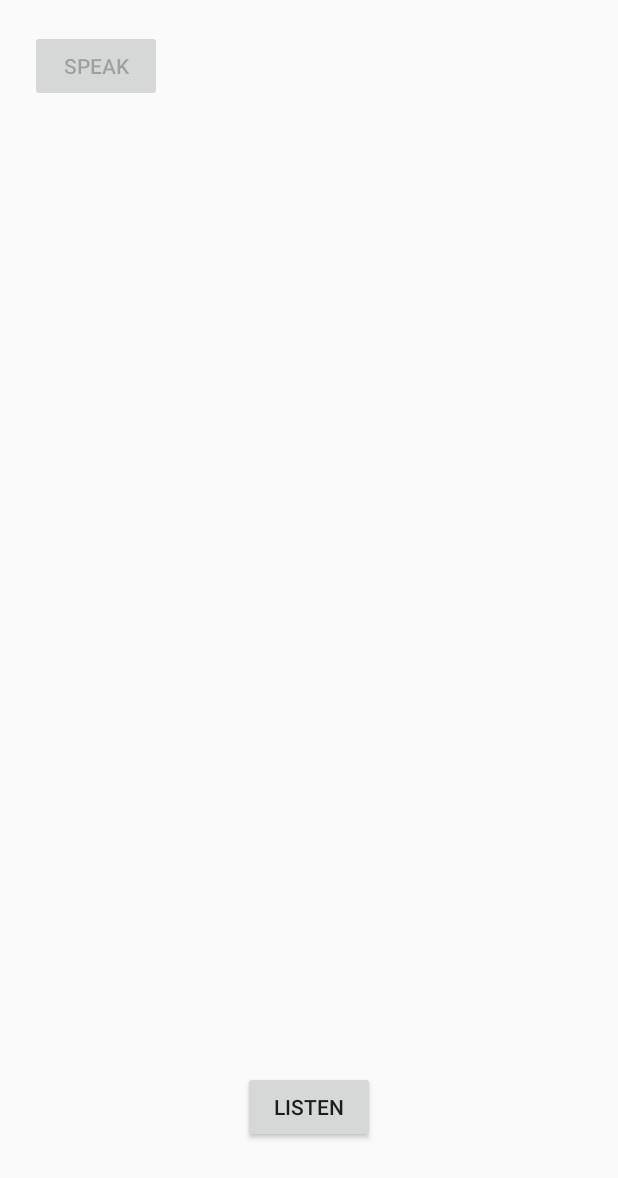
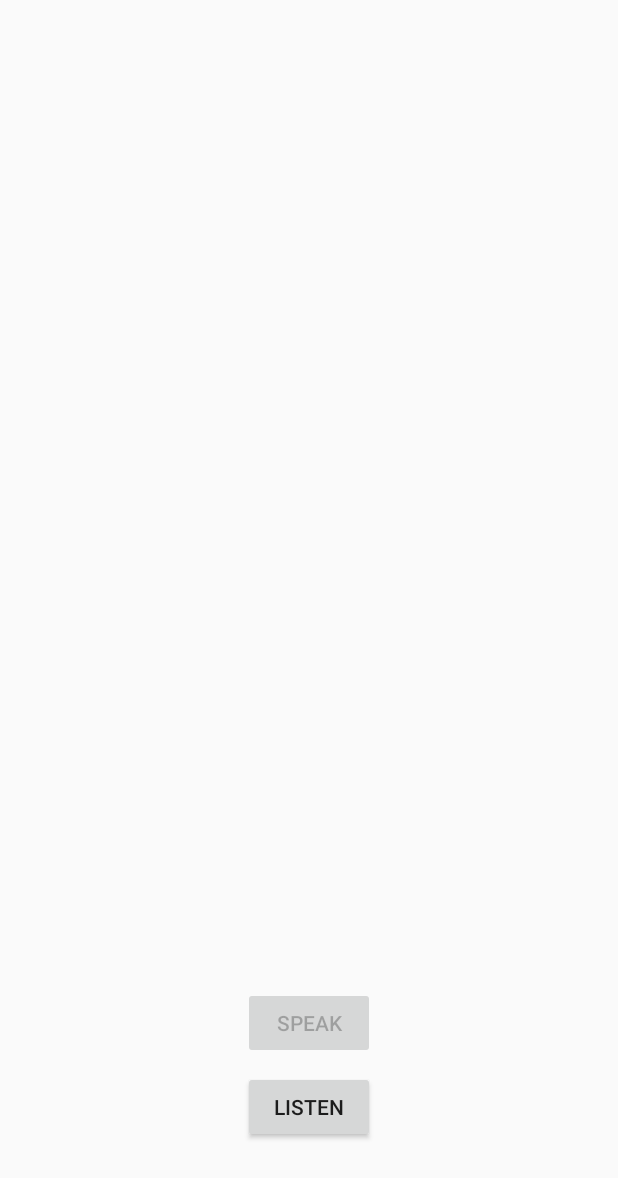
Before and after one commit to HarisSpahija/AIssistant, an Android app: the screen it shows after launch (MainActivity), after a tap on "LISTEN", on a phone screen of 412 x 824 dp. Shown: the top 1178 px of the screen. Run offline under Robolectric (Android 15) with nearby library versions, the light colour scheme and no system bars; libraries missing offline, so code that uses them is left out: ai.api, ai.api.android, ai.api.model; 4 statements that could not run were skipped.

Commit message:
Combined code from @k95dejong with existing code

```diff
--- a/app/src/main/java/nl/spahija/dialogflow/MainActivity.java
+++ b/app/src/main/java/nl/spahija/dialogflow/MainActivity.java
@@ -1,5 +1,6 @@
 package nl.spahija.dialogflow;
 
+import android.nfc.Tag;
 import android.os.Build;
 import android.support.v7.app.AppCompatActivity;
 import android.os.Bundle;
@@ -24,6 +25,9 @@ public class MainActivity extends AppCompatActivity implements AIListener {
     TextView textClient;
     private Button mButtonSpeak;
     private TextToSpeech ttsAI;
+    private static final String tagDialogFlow = "DialogFlow: ";
+    private static final String tagTextToSpeech = "TextToSpeech: ";
+
 
     @Override
     protected void onCreate(Bundle savedInstanceState) {
@@ -47,12 +51,12 @@ public class MainActivity extends AppCompatActivity implements AIListener {
 
                     if (result == TextToSpeech.LANG_MISSING_DATA
                             || result == TextToSpeech.LANG_NOT_SUPPORTED) {
-                        Log.e("TTS", "Language not supported.");
+                        Log.e(tagTextToSpeech, "Language not supported.");
                     } else {
                         mButtonSpeak.setEnabled(true);
                     }
                 } else {
-                    Log.e("TTS", "Initialization failed.");
+                    Log.e(tagTextToSpeech, "Initialization failed.");
                 }
             }
         });
@@ -72,14 +76,15 @@ public class MainActivity extends AppCompatActivity implements AIListener {
     @Override // here process response
     public void onResult(AIResponse result) {
 
-        Log.d("spahija", result.toString());
+        Log.d(tagDialogFlow, result.toString());
         Result result1 = result.getResult();
         textClient.setText(result1.getResolvedQuery());
         textAI.setText(result1.getFulfillment().getSpeech());
+        speak();
     }
 
     private void speak() {
-        String text = "Hello, I am your virtual assistant.";/*textAI.getText().toString();*/
+        String text = textAI.getText().toString();
         if (Build.VERSION.SDK_INT >= Build.VERSION_CODES.LOLLIPOP) {
             ttsAI.speak(text,TextToSpeech.QUEUE_FLUSH,null,null);
         } else {
--- a/app/src/main/res/layout/activity_main.xml
+++ b/app/src/main/res/layout/activity_main.xml
@@ -59,20 +59,20 @@
         app:layout_constraintTop_toBottomOf="@+id/textClient"
         app:layout_constraintVertical_bias="0.083" />
 
-    <TextView
-        android:id="@+id/textView"
-        android:layout_width="wrap_content"
-        android:layout_height="wrap_content"
-        tools:layout_editor_absoluteX="932dp"
-        tools:layout_editor_absoluteY="0dp" />
-
     <Button
         android:id="@+id/button_speak"
         android:layout_width="wrap_content"
         android:layout_height="wrap_content"
+        android:layout_marginBottom="8dp"
+        android:layout_marginEnd="8dp"
+        android:layout_marginStart="8dp"
+        android:layout_marginTop="8dp"
         android:enabled="false"
         android:text="Speak"
-        tools:layout_editor_absoluteX="129dp"
-        tools:layout_editor_absoluteY="395dp" />
+        app:layout_constraintBottom_toTopOf="@+id/button"
+        app:layout_constraintEnd_toEndOf="parent"
+        app:layout_constraintStart_toStartOf="parent"
+        app:layout_constraintTop_toBottomOf="@+id/textAI"
+        app:layout_constraintVertical_bias="1.0" />
 
 </android.support.constraint.ConstraintLayout>
```
